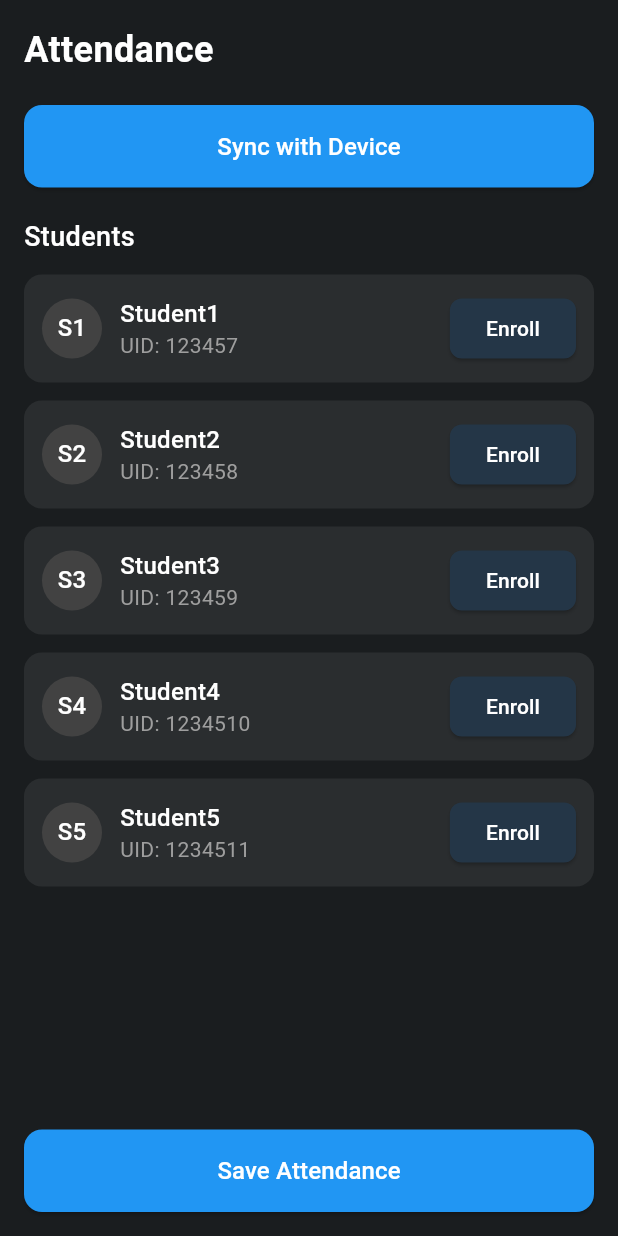
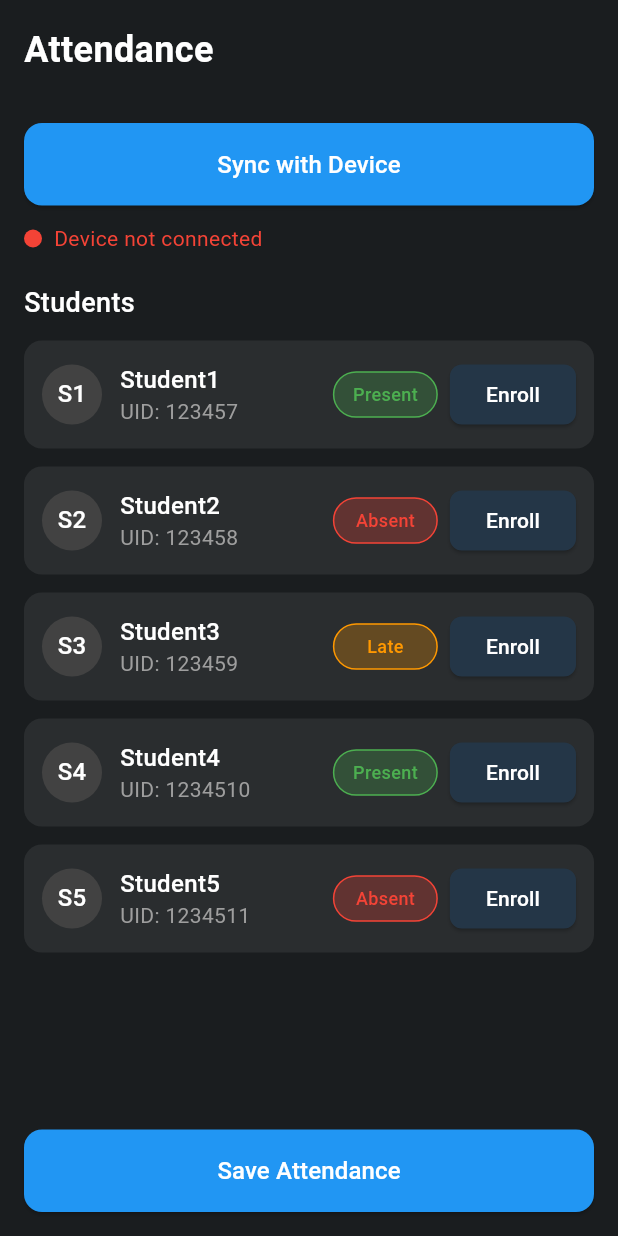
Before and after one commit to basheerbk/ATT-ble-app, a Flutter app: the AttendanceScreen screen opened directly, on a phone screen of 412 x 824 dp. Run offline on Flutter 3.47's test engine with Material 3 defaults, Android fonts, the light colour scheme and no system bars; our stand-ins replace flutter_blue_plus, lottie, permission_handler.

Commit message:
Added Attendance Screen

```diff
--- a/lib/main.dart
+++ b/lib/main.dart
@@ -133,7 +133,7 @@ class _MyHomePageState extends State<MyHomePage> {
         children: [
           Column(
             children: [
-              Padding(
+               Padding(
                 padding: const EdgeInsets.all(16.0),
                 child: ElevatedButton.icon(
                   onPressed: () {
--- a/lib/screens/attendance_screen.dart
+++ b/lib/screens/attendance_screen.dart
@@ -1,9 +1,31 @@
 import 'package:flutter/material.dart';
-import 'package:flutter/widgets.dart';
 import 'package:lottie/lottie.dart';
 
-class AttendanceScreen extends StatelessWidget {
+class AttendanceScreen extends StatefulWidget {
   const AttendanceScreen({super.key});
+
+  @override
+  State<AttendanceScreen> createState() => _AttendanceScreenState();
+}
+
+class _AttendanceScreenState extends State<AttendanceScreen> with SingleTickerProviderStateMixin {
+  late AnimationController _blinkController;
+  bool isConnected = false; // This will be updated based on actual BLE connection status
+
+  @override
+  void initState() {
+    super.initState();
+    _blinkController = AnimationController(
+      vsync: this,
+      duration: const Duration(milliseconds: 1000),
+    )..repeat(reverse: true);
+  }
+
+  @override
+  void dispose() {
+    _blinkController.dispose();
+    super.dispose();
+  }
 
   Future<void> _showEnrollmentDialog(BuildContext context) async {
     showDialog(
@@ -15,33 +37,22 @@ class AttendanceScreen extends StatelessWidget {
           builder: (context, snapshot) {
             if (snapshot.connectionState != ConnectionState.done) {
               return const Dialog(
-                shape: RoundedRectangleBorder(
-                  borderRadius: BorderRadius.all(Radius.circular(12.0)),
-                ),
-                backgroundColor: Color(0xFF243647),
+                backgroundColor: Colors.white,
                 child: Padding(
-                  padding: EdgeInsets.all(32.0),
+                  padding: EdgeInsets.all(20.0),
                   child: Column(
                     mainAxisSize: MainAxisSize.min,
                     children: [
-                      CircularProgressIndicator(
-                        color: Colors.white,
-                      ),
+                      CircularProgressIndicator(),
                       SizedBox(height: 16),
-                      Text(
-                        'Enrolling...',
-                        style: TextStyle(color: Colors.white),
-                      ),
+                      Text('Enrolling...'),
                     ],
                   ),
                 ),
               );
             }
             return Dialog(
-              shape: const RoundedRectangleBorder(
-                borderRadius: BorderRadius.all(Radius.circular(12.0)),
-              ),
-              backgroundColor: const Color(0xFF243647),
+              backgroundColor: Colors.white,
               child: Padding(
                 padding: const EdgeInsets.all(20.0),
                 child: Column(
@@ -87,12 +98,17 @@ class AttendanceScreen extends StatelessWidget {
                 ),
               ),
               const SizedBox(height: 20),
+
+              const SizedBox(height: 12),
               // Sync with device button
               SizedBox(
                 width: double.infinity,
                 child: ElevatedButton(
                   onPressed: () {
                     // Write the syncing logic here
+                    setState(() {
+                      isConnected = !isConnected; // Toggle for testing, replace with actual BLE logic
+                    });
                   },
                   style: ElevatedButton.styleFrom(
                     backgroundColor: Colors.blue,
@@ -102,12 +118,46 @@ class AttendanceScreen extends StatelessWidget {
                       borderRadius: BorderRadius.circular(12),
                     ),
                   ),
-                  child: const Text(
-                    'Sync with Device',
+                  child: Text(
+                    isConnected ? 'Disconnect Device' : 'Sync with Device',
                     style: TextStyle(fontSize: 16),
                   ),
                 ),
               ),
+              const SizedBox(height: 12),
+              // Connection status indicator
+              Row(
+                children: [
+                  AnimatedBuilder(
+                    animation: _blinkController,
+                    builder: (context, child) {
+                      return Container(
+                        width: 12,
+                        height: 12,
+                        decoration: BoxDecoration(
+                          shape: BoxShape.circle,
+                          color: isConnected
+                              ? Color.lerp(
+                                  Colors.green,
+                                  Colors.green.withOpacity(0.3),
+                                  _blinkController.value,
+                                )
+                              : Colors.red,
+                        ),
+                      );
+                    },
+                  ),
+                  const SizedBox(width: 8),
+                  Text(
+                    isConnected ? 'Device connected' : 'Device not connected',
+                    style: TextStyle(
+                      color: isConnected ? Colors.green : Colors.red,
+                      fontSize: 14,
+                    ),
+                  ),
+                ],
+              ),
+
               const SizedBox(height: 20),
               // Students section
               const Text(
@@ -165,6 +215,33 @@ class AttendanceScreen extends StatelessWidget {
                               ],
                             ),
                           ),
+                          // Attendance Status Indicator
+                          Container(
+                            margin: const EdgeInsets.symmetric(horizontal: 8),
+                            child: Container(
+                              width: 70, // Fixed width for consistent sizing
+                              padding: const EdgeInsets.symmetric(horizontal: 12, vertical: 6),
+                              decoration: BoxDecoration(
+                                color: [const Color.fromARGB(69, 76, 175, 79), const Color.fromARGB(69, 244, 67, 54), const Color.fromARGB(69, 255, 153, 0)][index % 3],
+                                borderRadius: BorderRadius.circular(20),
+                                //border colour changes with attendance status
+                                border: Border.all(
+                                  color: [Colors.green, Colors.red, const Color(0xFFFF9800)][index % 3],
+                                  width: 1,
+                                ),
+                              ),
+                              child: Center(
+                                child: Text(
+                                  ['Present', 'Absent', 'Late'][index % 3],
+                                  style: TextStyle(
+                                    color: [Colors.green, Colors.red, const Color(0xFFFF9800)][index % 3],
+                                    fontSize: 12,
+                                    fontWeight: FontWeight.w500,
+                                  ),
+                                ),
+                              ),
+                            ),
+                          ),
                           // Enroll button
                           ElevatedButton(
                             onPressed: () => _showEnrollmentDialog(context),
```
